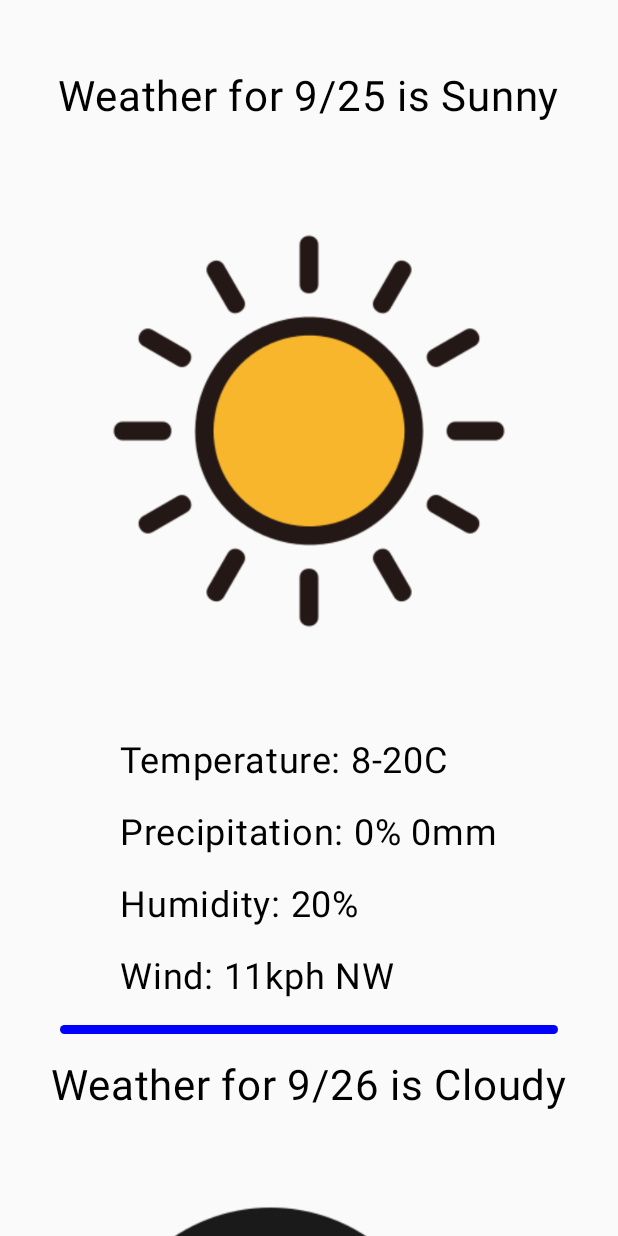
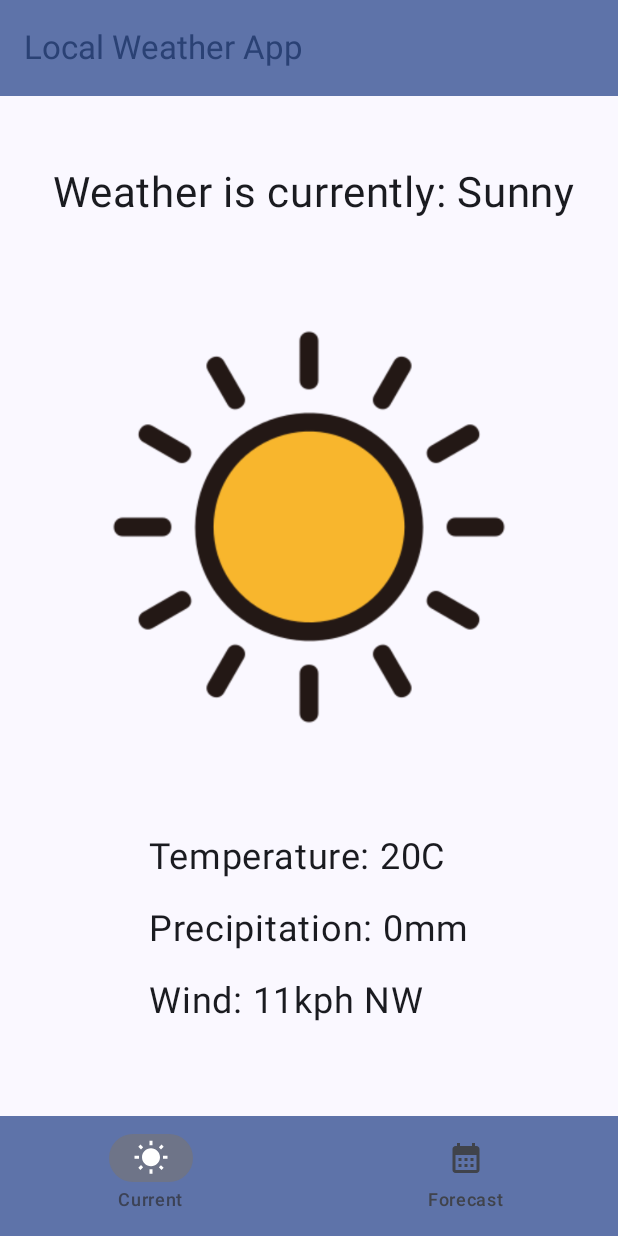
Before and after one commit to HowellAj/WeatherApp, an Android app built with Jetpack Compose: the screen it shows after launch (MainActivity), on a phone screen of 412 x 824 dp. Run offline under Robolectric (Android 15) with nearby library versions, the light colour scheme and no system bars.

Commit message:
NavBar Added

```diff
--- a/app/build.gradle.kts
+++ b/app/build.gradle.kts
@@ -50,6 +50,7 @@ dependencies {
     implementation(libs.androidx.compose.ui.tooling.preview)
     implementation(libs.androidx.compose.material3)
     implementation(libs.androidx.compose.ui.unit)
+    implementation(libs.androidx.navigation.compose)
     testImplementation(libs.junit)
     androidTestImplementation(libs.androidx.junit)
     androidTestImplementation(libs.androidx.espresso.core)
--- a/app/src/main/java/com/example/weatherapp/MainActivity.kt
+++ b/app/src/main/java/com/example/weatherapp/MainActivity.kt
@@ -8,14 +8,29 @@ import androidx.compose.foundation.layout.Arrangement
 import androidx.compose.foundation.layout.Row
 import androidx.compose.foundation.layout.fillMaxSize
 import androidx.compose.foundation.layout.padding
+import androidx.compose.material3.ExperimentalMaterial3Api
+import androidx.compose.material3.Icon
+import androidx.compose.material3.MaterialTheme
+import androidx.compose.material3.NavigationBar
+import androidx.compose.material3.NavigationBarItem
 import androidx.compose.material3.Scaffold
 import androidx.compose.material3.Text
+import androidx.compose.material3.TopAppBar
+import androidx.compose.material3.TopAppBarDefaults
 import androidx.compose.runtime.Composable
+import androidx.compose.runtime.getValue
+import androidx.compose.runtime.mutableIntStateOf
+import androidx.compose.runtime.remember
+import androidx.compose.runtime.setValue
 import androidx.compose.ui.Modifier
 import androidx.compose.ui.graphics.Color
+import androidx.compose.ui.res.painterResource
 import androidx.compose.ui.tooling.preview.Preview
 import androidx.compose.ui.unit.dp
 import androidx.compose.ui.unit.sp
+import androidx.navigation.compose.NavHost
+import androidx.navigation.compose.composable
+import androidx.navigation.compose.rememberNavController
 import com.example.weatherapp.ui.screens.CurrentWeather
 import com.example.weatherapp.ui.screens.DailyForecast
 import com.example.weatherapp.ui.theme.WeatherAppTheme
@@ -26,13 +41,105 @@ class MainActivity : ComponentActivity() {
         enableEdgeToEdge()
         setContent {
             WeatherAppTheme {
-                //These are the two screens to develop, hardcode which appears for now by commenting one out
-                //Current weather will act as a "home page" or landing page
-                //CurrentWeather()
-
-
-                DailyForecast()
+                DisplayUI();
             }
         }
     }
 }
+
+
+@OptIn(ExperimentalMaterial3Api::class)
+@Composable
+fun DisplayUI() {
+
+    val navController = rememberNavController()
+
+    // Store the selectedIndex in a state flow variable
+    var selectedIndex by remember { mutableIntStateOf(0) }
+
+    Scaffold(
+        topBar = {
+            TopAppBar(
+                colors = TopAppBarDefaults.topAppBarColors(
+                    containerColor = MaterialTheme.colorScheme.primaryContainer,
+                    titleContentColor = MaterialTheme.colorScheme.primary
+                ),
+                title = {
+                    Text("Local Weather App")
+                }
+            )
+        },
+        bottomBar = {
+            // Display a navigation bar
+            NavigationBar (
+                containerColor = MaterialTheme.colorScheme.primaryContainer,
+                contentColor = MaterialTheme.colorScheme.primary
+            )
+            {
+                // Navigation Bar Items go here...
+
+                // Current weather screen
+                NavigationBarItem(
+                    icon = {
+                        Icon(
+                            painter = painterResource(R.drawable.ic_action_currentweather),
+                            contentDescription = "Current"
+                        )
+                    },
+                    label = {
+                        Text("Current")
+                    },
+                    selected = selectedIndex == 0,
+                    onClick = {
+                        selectedIndex = 0
+                        navController.navigate(route = "CurrentWeather")
+                    }
+                )
+
+                // Forecast weather screen
+                NavigationBarItem(
+                    icon = {
+                        Icon(
+                            painter = painterResource(R.drawable.ic_action_forecast),
+                            contentDescription = "Forecast"
+                        )
+                    },
+                    label = {
+                        Text("Forecast")
+                    },
+                    selected = selectedIndex == 1,
+                    onClick = {
+                        selectedIndex = 1
+                        navController.navigate(route = "DailyForecast")
+                    }
+                )
+            }
+        }
+
+    ) {
+        innerPadding ->
+        // Display screens inside a NavHost()
+
+        NavHost(
+            navController = navController,
+            startDestination = "currentweather",
+            modifier = Modifier.padding(innerPadding)
+        )
+        {
+            // Render Current weather screen
+            composable(route = "currentweather") {
+                CurrentWeather()
+            }
+
+            // Render Forecast screen
+            composable(route = "dailyforecast") {
+                DailyForecast()
+            }
+        }
+
+    }
+
+
+
+
+}
--- /dev/null
+++ b/app/src/main/res/drawable-anydpi/ic_action_currentweather.xml
@@ -0,0 +1,11 @@
+<vector xmlns:android="http://schemas.android.com/apk/res/android"
+    android:width="24dp"
+    android:height="24dp"
+    android:viewportWidth="24"
+    android:viewportHeight="24"
+    android:tint="#333333"
+    android:alpha="0.6">>
+
+    <path android:fillColor="@android:color/white" android:pathData="M6.76,4.84l-1.8,-1.79 -1.41,1.41 1.79,1.79 1.42,-1.41zM4,10.5L1,10.5v2h3v-2zM13,0.55h-2L11,3.5h2L13,0.55zM20.45,4.46l-1.41,-1.41 -1.79,1.79 1.41,1.41 1.79,-1.79zM17.24,18.16l1.79,1.8 1.41,-1.41 -1.8,-1.79 -1.4,1.4zM20,10.5v2h3v-2h-3zM12,5.5c-3.31,0 -6,2.69 -6,6s2.69,6 6,6 6,-2.69 6,-6 -2.69,-6 -6,-6zM11,22.45h2L13,19.5h-2v2.95zM3.55,18.54l1.41,1.41 1.79,-1.8 -1.41,-1.41 -1.79,1.8z"/>
+
+</vector>
--- /dev/null
+++ b/app/src/main/res/drawable-anydpi/ic_action_forecast.xml
@@ -0,0 +1,11 @@
+<vector xmlns:android="http://schemas.android.com/apk/res/android"
+    android:width="24dp"
+    android:height="24dp"
+    android:viewportWidth="24"
+    android:viewportHeight="24"
+    android:tint="#333333"
+    android:alpha="0.6">>
+
+    <path android:fillColor="@android:color/white" android:pathData="M19,4h-1V2h-2v2H8V2H6v2H5C3.89,4 3.01,4.9 3.01,6L3,20c0,1.1 0.89,2 2,2h14c1.1,0 2,-0.9 2,-2V6C21,4.9 20.1,4 19,4zM19,20H5V10h14V20zM9,14H7v-2h2V14zM13,14h-2v-2h2V14zM17,14h-2v-2h2V14zM9,18H7v-2h2V18zM13,18h-2v-2h2V18zM17,18h-2v-2h2V18z"/>
+
+</vector>
--- a/gradle/libs.versions.toml
+++ b/gradle/libs.versions.toml
@@ -9,6 +9,7 @@ lifecycleRuntimeKtx = "2.9.3"
 activityCompose = "1.10.1"
 composeBom = "2024.09.00"
 uiUnit = "1.9.1"
+navigationCompose = "2.9.5"
 
 [libraries]
 androidx-core-ktx = { group = "androidx.core", name = "core-ktx", version.ref = "coreKtx" }
@@ -26,6 +27,7 @@ androidx-compose-ui-test-manifest = { group = "androidx.compose.ui", name = "ui-
 androidx-compose-ui-test-junit4 = { group = "androidx.compose.ui", name = "ui-test-junit4" }
 androidx-compose-material3 = { group = "androidx.compose.material3", name = "material3" }
 androidx-compose-ui-unit = { group = "androidx.compose.ui", name = "ui-unit", version.ref = "uiUnit" }
+androidx-navigation-compose = { group = "androidx.navigation", name = "navigation-compose", version.ref = "navigationCompose" }
 
 [plugins]
 android-application = { id = "com.android.application", version.ref = "agp" }
```
Also changed, not shown: app/src/main/res/drawable-hdpi/ic_action_currentweather.png (added), app/src/main/res/drawable-hdpi/ic_action_forecast.png (added), app/src/main/res/drawable-mdpi/ic_action_currentweather.png (added), app/src/main/res/drawable-mdpi/ic_action_forecast.png (added), app/src/main/res/drawable-xhdpi/ic_action_currentweather.png (added), app/src/main/res/drawable-xhdpi/ic_action_forecast.png (added), app/src/main/res/drawable-xxhdpi/ic_action_currentweather.png (added), app/src/main/res/drawable-xxhdpi/ic_action_forecast.png (added), app/src/main/res/drawable/forecast2_image.png (added), app/src/main/res/drawable/forecast_image.png (added).
